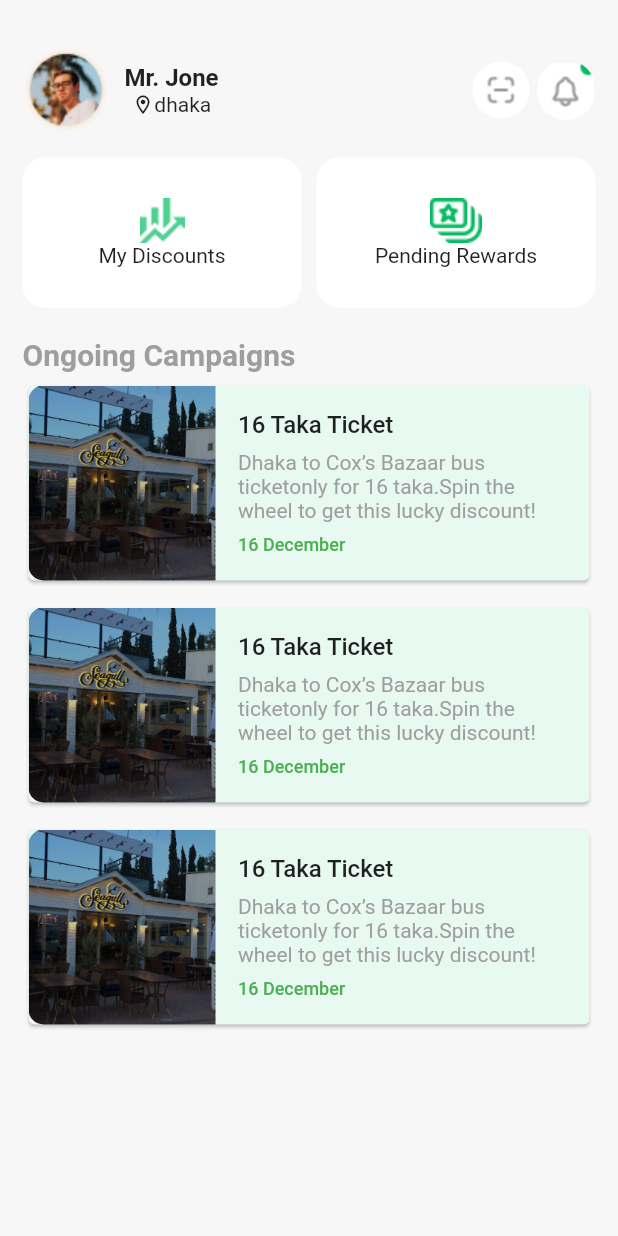
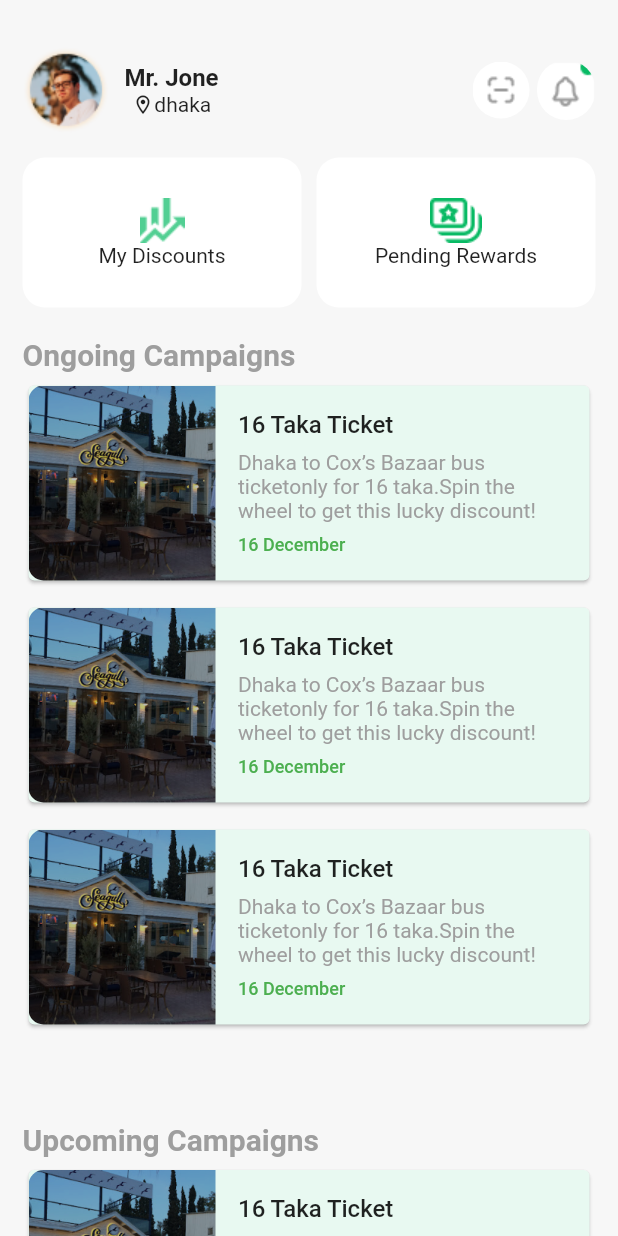
Before and after one commit to Shawon-mas/dd_travel_app, a Flutter app: the ForYouPage screen opened directly, on a phone screen of 412 x 824 dp. Run offline on Flutter 3.47's test engine with Material 2 defaults, Android fonts, the phone set to English and light mode, and no system bars; our stand-ins replace banner_carousel, cached_network_image, flutter_screenutil, get, hexcolor, percent_indicator.

Commit message:
page add

```diff
--- a/lib/view/for_you/for_you.dart
+++ b/lib/view/for_you/for_you.dart
@@ -118,12 +118,12 @@ class ForYouPage extends StatelessWidget {
               ),
               Text("Ongoing Campaigns",style: TextStyle(fontSize: 20,fontWeight: FontWeight.bold,color: Colors.grey),),
               SizedBox(
-                height: MediaQuery.of(context).size.height,
+                height: 500,
                 child: ongoing(),
               ),
               Text("Upcoming Campaigns",style: TextStyle(fontSize: 20,fontWeight: FontWeight.bold,color: Colors.grey),),
               SizedBox(
-                height: MediaQuery.of(context).size.height,
+                height: 500,
                 child: ongoing(),
               ),
             ],
--- a/lib/view/hotel/hotel_dtls.dart
+++ b/lib/view/hotel/hotel_dtls.dart
@@ -53,7 +53,8 @@ class HotelsDetails extends StatelessWidget {
                           Container(
                             height: 30,
                             width: 40,
-                            color: Colors.red,
+                            color: Colors.white,
+                            child: Image.asset("assets/youtue.png"),
                           )
 
                         ],),
@@ -111,7 +112,7 @@ class HotelsDetails extends StatelessWidget {
                         ),
 
                         Row(children: [
-                          Image.asset("name"),
+                          Image.asset("assets/tik.png"),
                            Text("Laundry Service"),
                           ],
                         ),
```
Also changed, not shown: lib/view/explore/explore.dart (+12 -2 lines), assets/Rectangle 71.png (added), assets/map.png (added), assets/slider.png (added), assets/tik.png (added), assets/wifi.png (added), assets/youtue.png (added).
